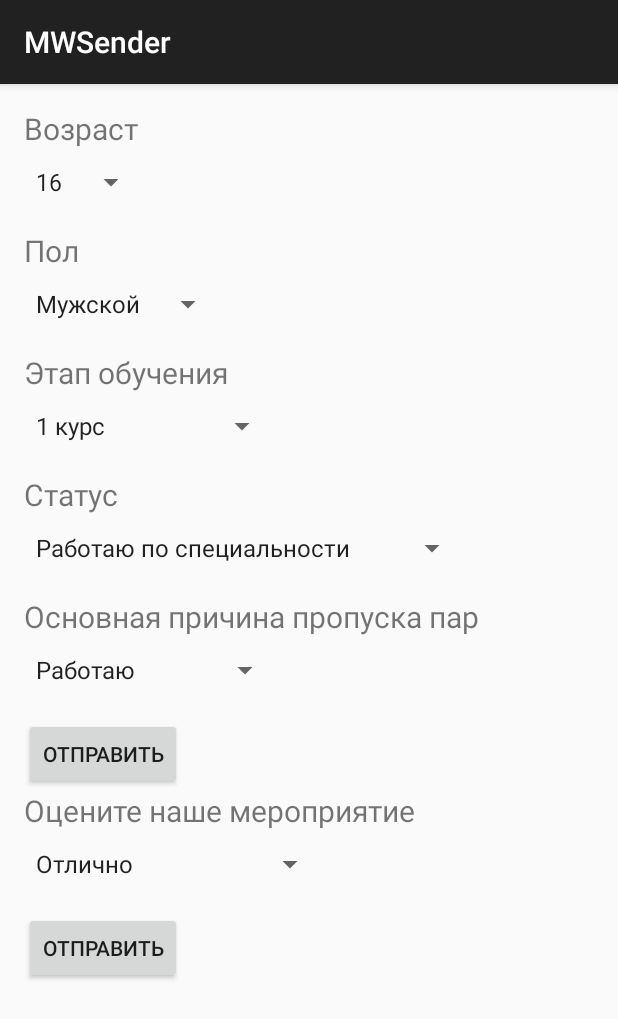
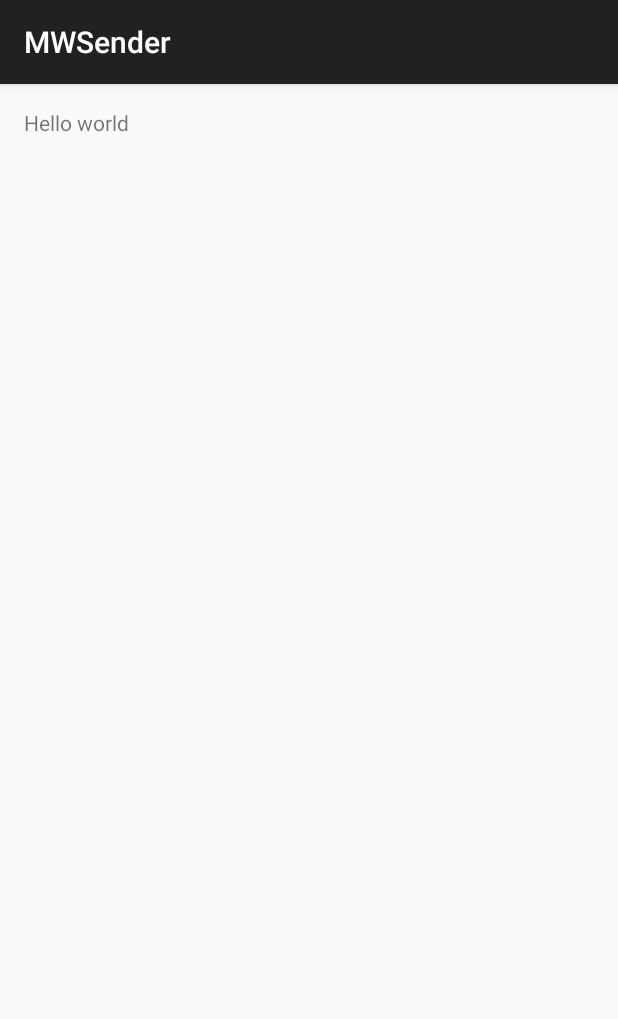
Before and after one commit to aklintsov/workshop-sender, an Android app: the screen it shows after launch (MainActivity), on a phone screen of 412 x 824 dp. Shown: the top 1019 px of the screen. Run offline under Robolectric (Android 15) with nearby library versions, the phone set to English and light mode, and no system bars.

Commit message:
hello world

```diff
--- a/YandexMetricaWorkshopSender/src/main/java/ru/yandex/metricaworkshop/sender/Consts.java
+++ /dev/null
@@ -1,13 +0,0 @@
-package ru.yandex.metricaworkshop.sender;
-
-public interface Consts {
-    public static interface UserInfo {
-        public static String AGE = "age";
-        public static String GENDER = "gender";
-        public static String STATE_OF_EDUCATION = "education";
-        public static String WORK_STATUS = "work";
-        public static String ABSENCE_REASON = "absence";
-        public static String RATING = "rating";
-    }
-    public static String USER_INFO_EVENT_NAME = "user_info";
-}
--- a/YandexMetricaWorkshopSender/src/main/java/ru/yandex/metricaworkshop/sender/MainFragment.java
+++ b/YandexMetricaWorkshopSender/src/main/java/ru/yandex/metricaworkshop/sender/MainFragment.java
@@ -12,48 +12,13 @@ import android.widget.Toast;
 /**
  * A placeholder fragment containing a simple view.
  */
-public class MainFragment extends Fragment implements View.OnClickListener {
-
-    private Spinner mAgeSpinner;
-    private Spinner mGenderSpinner;
-    private Spinner mStateOfEducationSpinner;
-    private Spinner mWorkStatusSpinner;
-    private Spinner mAbsenceReasonSpinner;
-    private Spinner mRatingSpinner;
-
-    private Button mSendUserInfoButton;
-    private Button mSendRatingButton;
+public class MainFragment extends Fragment{
 
     @Override
     public View onCreateView(LayoutInflater inflater, ViewGroup container,
                              Bundle savedInstanceState) {
 
         View rootView = inflater.inflate(R.layout.fragment_main, container, false);
-        mAgeSpinner = (Spinner) rootView.findViewById(R.id.age);
-        mGenderSpinner = (Spinner) rootView.findViewById(R.id.gender);
-        mStateOfEducationSpinner = (Spinner) rootView.findViewById(R.id.stage_of_education);
-        mWorkStatusSpinner = (Spinner) rootView.findViewById(R.id.work_status);
-        mAbsenceReasonSpinner = (Spinner) rootView.findViewById(R.id.absence_reason);
-        mRatingSpinner = (Spinner) rootView.findViewById(R.id.workshop_rating);
-
-        mSendUserInfoButton = (Button) rootView.findViewById(R.id.send_user_info);
-        mSendRatingButton = (Button) rootView.findViewById(R.id.send_workshop_rating);
-
-        mSendUserInfoButton.setOnClickListener(this);
-        mSendRatingButton.setOnClickListener(this);
-
         return rootView;
     }
-
-    @Override
-    public void onClick(View v) {
-        switch (v.getId()) {
-            case R.id.send_user_info:
-                Toast.makeText(getActivity(), "send_user_info button clicked", Toast.LENGTH_SHORT).show();
-                break;
-            case R.id.send_workshop_rating:
-                Toast.makeText(getActivity(), "send_workshop_rating button clicked", Toast.LENGTH_SHORT).show();
-                break;
-        }
-    }
 }
--- a/YandexMetricaWorkshopSender/src/main/res/layout/fragment_main.xml
+++ b/YandexMetricaWorkshopSender/src/main/res/layout/fragment_main.xml
@@ -15,67 +15,9 @@
         tools:context=".MainActivity$PlaceholderFragment">
 
         <TextView
-            style="@style/DefaultTextViewStyle"
-            android:text="@string/age"/>
-
-        <Spinner
-            android:id="@+id/age"
-            style="@style/DefaultSpinnerStyle"
-            android:entries="@array/age_array"/>
-
-        <TextView
-            style="@style/DefaultTextViewStyle"
-            android:text="@string/gender"/>
-
-        <Spinner
-            android:id="@+id/gender"
-            style="@style/DefaultSpinnerStyle"
-            android:entries="@array/gender_array"/>
-
-        <TextView
-            style="@style/DefaultTextViewStyle"
-            android:text="@string/stage_of_education"/>
-
-        <Spinner
-            android:id="@+id/stage_of_education"
-            style="@style/DefaultSpinnerStyle"
-            android:entries="@array/stage_of_education_array"/>
-
-        <TextView
-            style="@style/DefaultTextViewStyle"
-            android:text="@string/work_status"/>
-
-        <Spinner
-            android:id="@+id/work_status"
-            style="@style/DefaultSpinnerStyle"
-            android:entries="@array/work_status_array"/>
-
-        <TextView
-            style="@style/DefaultTextViewStyle"
-            android:text="@string/absence_reason"/>
-
-        <Spinner
-            android:id="@+id/absence_reason"
-            style="@style/DefaultSpinnerStyle"
-            android:entries="@array/absence_reason_array"/>
-
-        <Button
-            android:id="@+id/send_user_info"
-            style="@style/SendButtonStyle"/>
-
-        <TextView
-            style="@style/DefaultTextViewStyle"
-            android:text="@string/workshop_rating"/>
-
-        <Spinner
-            android:id="@+id/workshop_rating"
-            style="@style/DefaultSpinnerStyle"
-            android:entries="@array/workshop_rating_array"/>
-
-        <Button
-            android:id="@+id/send_workshop_rating"
-            style="@style/SendButtonStyle"/>
-
+            android:layout_width="wrap_content"
+            android:layout_height="wrap_content"
+            android:text="Hello world"/>
     </LinearLayout>
 
 </ScrollView>
```
